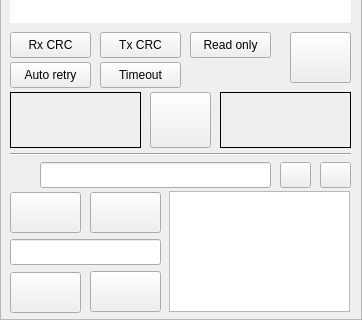
First picture: the form in MainWindow.ui, repository louthrax/MSXJIO, before the edit; both pictures show x 0 to 362 and y 378 to 698 of the 362 by 698 pixel window.
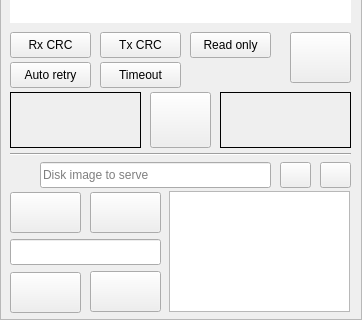
Second picture: the form after the edit. Icons and pictures are not drawn.

Patch:
```diff
--- a/MainWindow.ui
+++ b/MainWindow.ui
@@ -116,6 +116,9 @@
          <height>26</height>
         </rect>
        </property>
+       <property name="placeholderText">
+        <string>Disk image to serve</string>
+       </property>
       </widget>
       <widget class="QLabel" name="redLightLabel">
        <property name="geometry">
```
Left out of the diff: 40 changed lines with no effect on the pictures.
